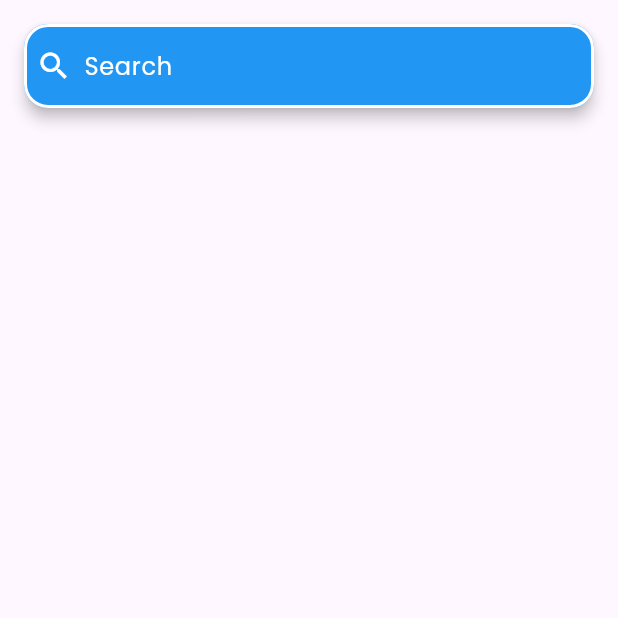
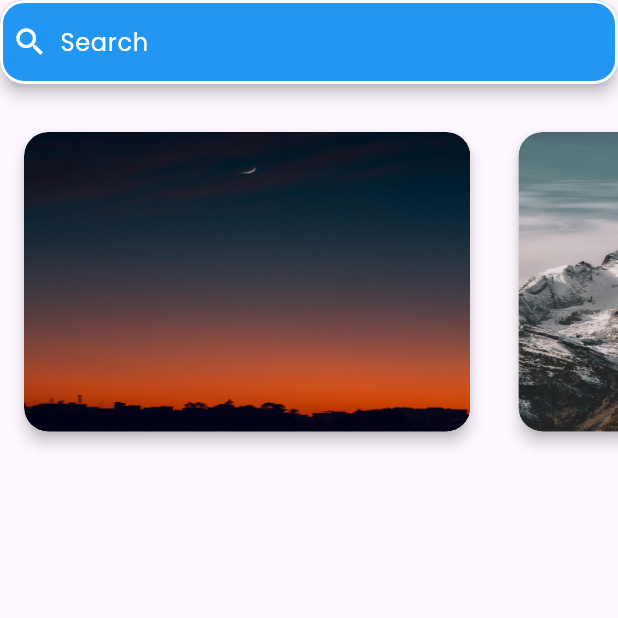
Before and after one commit to mahmoodhamdi/flutter_widget_of_the_weak, a Flutter app: the screen it shows after launch, on a phone screen of 412 x 824 dp, the top half of it. Run offline on Flutter 3.47's test engine with Material 3 defaults, Android fonts, the light colour scheme and no system bars.

Commit message:
- Refactor asset management by consolidating image, video, lottie, and json constants into lists. - Implement a new carousel view component to display images in a horizontal scrollable format. - Update HomeView to integrate the new carousel view alongside the search anchor.

```diff
--- a/lib/assets.dart
+++ b/lib/assets.dart
@@ -17,24 +17,47 @@ abstract final class Assets {
   static const String image5 = '$images/image_5.jpg';
   static const String image6 = '$images/image_6.jpg';
   static const String image7 = '$images/image_7.jpg';
-  static const String image8 = '$images/image_8.jpg';
-  static const String image9 = '$images/image_9.jpg';
-  static const String image10 = '$images/image_10.jpg';
 
+
+  static const List<String> imagesList = [
+    image1,
+    image2,
+    image3,
+    image4,
+    image5,
+    image6,
+    image7,
+
+  ];
   //videos
   static const String video1 = '$video/video_1.mp4';
   static const String video2 = '$video/video_2.mp4';
   static const String video3 = '$video/video_3.mp4';
   static const String video4 = '$video/video_4.mp4';
   static const String video5 = '$video/video_5.mp4';
-
+  static const List<String> videoList = [
+    video1,
+    video2,
+    video3,
+    video4,
+    video5,
+  ];
   //lottie
   static const String lottie1 = '$lottie/lottie_1.json';
   static const String lottie2 = '$lottie/lottie_2.json';
   static const String lottie3 = '$lottie/lottie_3.json';
-
+  static const List<String> lottieList = [
+    lottie1,
+    lottie2,
+    lottie3,
+  ];
   //json
   static const String json1 = '$json/json_1.json';
   static const String json2 = '$json/json_2.json';
   static const String json3 = '$json/json_3.json';
+  static const List<String> jsonList = [
+    json1,
+    json2,
+    json3,
+  ];
 }
--- /dev/null
+++ b/lib/carousel_view.dart
@@ -0,0 +1,58 @@
+import 'package:flutter/material.dart';
+import 'package:flutter_widget_of_the_weak/assets.dart';
+
+class MyCarouselView extends StatefulWidget {
+  const MyCarouselView({super.key});
+
+  @override
+  State<MyCarouselView> createState() => _MyCarouselViewState();
+}
+
+class _MyCarouselViewState extends State<MyCarouselView> {
+  late CarouselController controller;
+  @override
+  void initState() {
+    controller = CarouselController();
+    super.initState();
+  }
+
+  @override
+  void dispose() {
+    controller.dispose();
+    super.dispose();
+  }
+
+  @override
+  Widget build(BuildContext context) {
+    final double itemExtent = MediaQuery.of(context).size.width * 0.8;
+    final double shrinkExtent = MediaQuery.of(context).size.width * 0.6;
+    return AspectRatio(
+      aspectRatio: 16 / 9,
+      child: CarouselView(
+          enableSplash: true,
+          itemSnapping: true,
+          shrinkExtent: shrinkExtent,
+          itemExtent: itemExtent,
+          scrollDirection: Axis.horizontal,
+          controller: controller,
+          onTap: (index) {
+            controller.animateTo(
+              150,
+              curve: Curves.easeInOut,
+              duration: Duration(milliseconds: 500),
+            );
+            print("Tapped on index $index");
+          },
+          backgroundColor: Colors.grey[200],
+          elevation: 4,
+          padding: EdgeInsets.all(16),
+          shape:
+              RoundedRectangleBorder(borderRadius: BorderRadius.circular(16)),
+          children: Assets.imagesList.map((image) {
+            return ClipRRect(
+                borderRadius: BorderRadius.circular(16),
+                child: Image.asset(image, fit: BoxFit.fill));
+          }).toList()),
+    );
+  }
+}
--- a/lib/home_view.dart
+++ b/lib/home_view.dart
@@ -1,5 +1,7 @@
 import 'package:flutter/material.dart';
+import 'package:flutter_widget_of_the_weak/carousel_view.dart';
 import 'package:flutter_widget_of_the_weak/search_anchor.dart';
+
 
 class HomeView extends StatelessWidget {
   const HomeView({super.key});
@@ -8,13 +10,15 @@ class HomeView extends StatelessWidget {
   Widget build(BuildContext context) {
     return SafeArea(
       child: Scaffold(
-        body: SingleChildScrollView(
-          padding: const EdgeInsets.all(16),
-          child: Column(
-            spacing: 16,
-            children: [MySearchAnchor()],
+        body: CustomScrollView(slivers: [
+          SliverToBoxAdapter(
+            child: Column(
+              spacing: 16,
+              children: [MySearchAnchor(), MyCarouselView()],
+            ),
+
           ),
-        ),
+        ]),
       ),
     );
   }
```
Also changed, not shown: assets/images/image_10.jpg (deleted), assets/images/image_3.jpg, assets/images/image_4.jpg, assets/images/image_5.jpg, assets/images/image_8.jpg (deleted), 4 other files.
